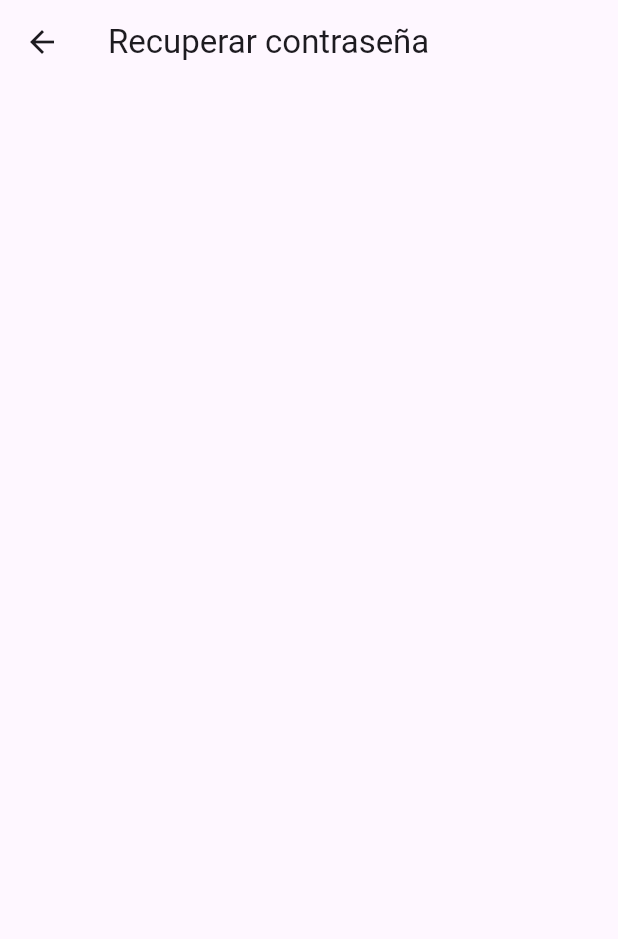
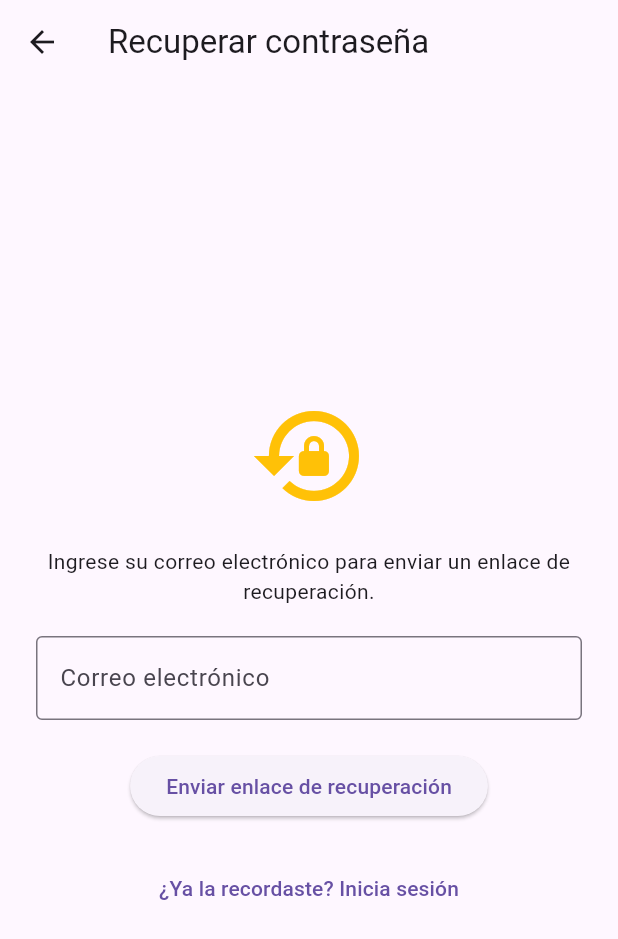
Before and after one commit to MarcoTohom/rentavehicle, a Flutter app: the ForgotPasswordPage screen opened by its route, on a phone screen of 412 x 824 dp. Shown: the top 939 px of the screen. Run offline on Flutter 3.47's test engine with Material 3 defaults, Android fonts, the phone set to English and light mode, and no system bars; our stand-ins replace cloud_firestore, firebase_auth, firebase_core, flutter_dotenv; accounts and stored records are empty.

Commit message:
update(auth): recuperar contraseña y restablecerla

```diff
--- a/lib/config/routes/app_routes.dart
+++ b/lib/config/routes/app_routes.dart
@@ -1,5 +1,6 @@
 import 'package:apps/feautures/auth/presentation/forgot_password_page.dart';
 import 'package:apps/feautures/auth/presentation/login_page.dart';
+import 'package:apps/feautures/auth/presentation/password_reset_page.dart';
 import 'package:apps/feautures/auth/presentation/register_page.dart';
 import 'package:apps/feautures/home/home_page.dart';
 import 'package:apps/feautures/home/init_page.dart';
@@ -10,6 +11,7 @@ class AppRoutes {
     '/home': (context) => const HomePage(),
     '/login': (context) => const LoginPage(),
     '/register': (context) => const RegisterPage(),
-    '/recovery': (context) => const ForgotPasswordPage()
+    '/recovery': (context) => const ForgotPasswordPage(),
+    '/reset': (context) => const PasswordResetPage(),
   };
 }
--- a/lib/feautures/auth/presentation/forgot_password_page.dart
+++ b/lib/feautures/auth/presentation/forgot_password_page.dart
@@ -1,3 +1,4 @@
+import 'package:firebase_auth/firebase_auth.dart';
 import 'package:flutter/material.dart';
 
 class ForgotPasswordPage extends StatefulWidget{
@@ -7,12 +8,104 @@ class ForgotPasswordPage extends StatefulWidget{
 }
 
 class _ForgotPasswordPageState extends State<ForgotPasswordPage>{
+  final _emailController = TextEditingController();
+  final _formKey = GlobalKey<FormState>();
+  String _message = '';
+  bool _isLoading = false;
+
+  Future<void> _sendPasswordResetEmail() async {
+    if (!_formKey.currentState!.validate()) return;
+
+    setState(() {
+      _isLoading = true;
+      _message = '';
+    });
+
+    try {
+      await FirebaseAuth.instance
+          .sendPasswordResetEmail(email: _emailController.text.trim());
+
+      setState(() {
+        _message =
+        'Se ha enviado un enlace de recuperación a ${_emailController.text.trim()}';
+      });
+    } on FirebaseAuthException catch (e) {
+      setState(() {
+        if (e.code == 'user-not-found') {
+          _message = 'No existe una cuenta con ese correo.';
+        } else if (e.code == 'invalid-email') {
+          _message = 'Correo inválido.';
+        } else {
+          _message = 'Ocurrió un error. Intenta de nuevo.';
+        }
+      });
+    } finally {
+      setState(() => _isLoading = false);
+    }
+  }
   @override
   Widget build(BuildContext context) {
     return Scaffold(
       appBar: AppBar(title: const Text('Recuperar contraseña'),),
       body: Padding(
-          padding: const EdgeInsets.all(24)
+        padding: const EdgeInsets.all(24.0),
+        child: Center(
+          child: SingleChildScrollView(
+            child: Column(
+              children: [
+                const Icon(Icons.lock_reset, size: 80, color: Colors.amber),
+                const SizedBox(height: 20),
+                const Text(
+                  'Ingrese su correo electrónico para enviar un enlace de recuperación.',
+                  textAlign: TextAlign.center,
+                ),
+                const SizedBox(height: 20),
+                Form(
+                  key: _formKey,
+                  child: TextFormField(
+                    controller: _emailController,
+                    keyboardType: TextInputType.emailAddress,
+                    decoration: const InputDecoration(
+                      labelText: 'Correo electrónico',
+                      border: OutlineInputBorder(),
+                    ),
+                    validator: (value) {
+                      if (value == null ||
+                          value.trim().isEmpty ||
+                          !value.contains('@')) {
+                        return 'Ingrese un correo válido';
+                      }
+                      return null;
+                    },
+                  ),
+                ),
+                const SizedBox(height: 20),
+                ElevatedButton(
+                  onPressed: _isLoading ? null : _sendPasswordResetEmail,
+                  child: _isLoading
+                      ? const CircularProgressIndicator()
+                      : const Text('Enviar enlace de recuperación'),
+                ),
+                const SizedBox(height: 20),
+                if (_message.isNotEmpty)
+                  Text(
+                    _message,
+                    style: TextStyle(
+                      color: _message.contains('error') ? Colors.red : Colors.green,
+                      fontWeight: FontWeight.bold,
+                    ),
+                    textAlign: TextAlign.center,
+                  ),
+                TextButton(
+                  onPressed: () {
+                    Navigator.pop(context);
+                  },
+                  child: const Text('¿Ya la recordaste? Inicia sesión'),
+                )
+              ],
+            ),
+          ),
+        ),
       ),
     );
   }
```
Also changed, not shown: lib/feautures/auth/presentation/password_reset_page.dart (added, +143 -0 lines).
